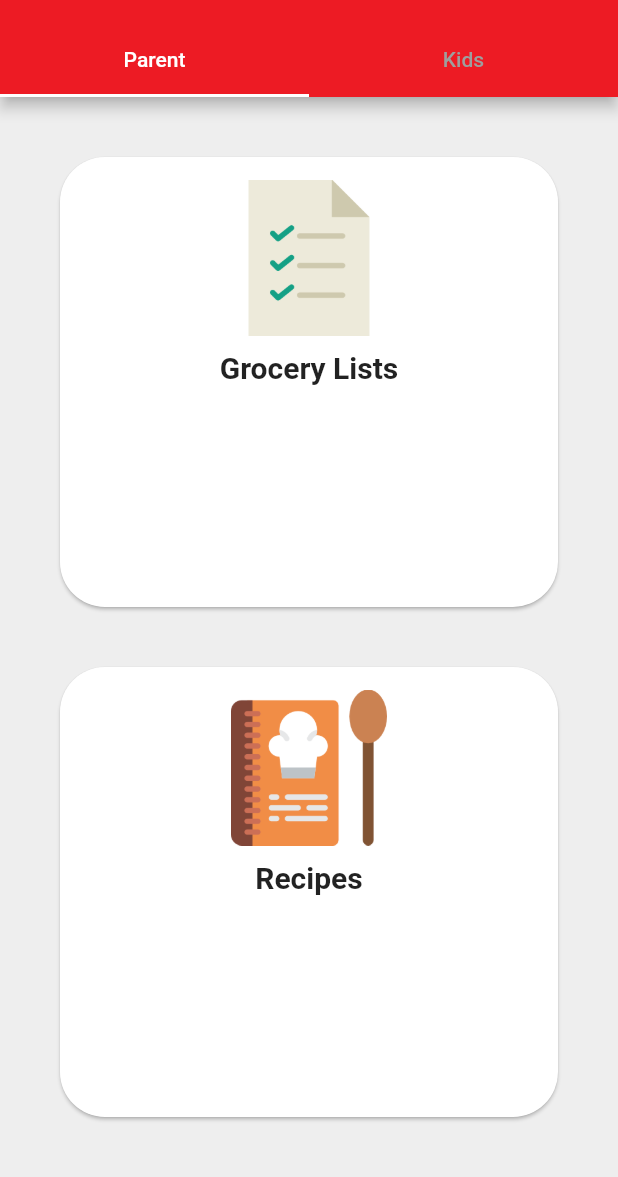
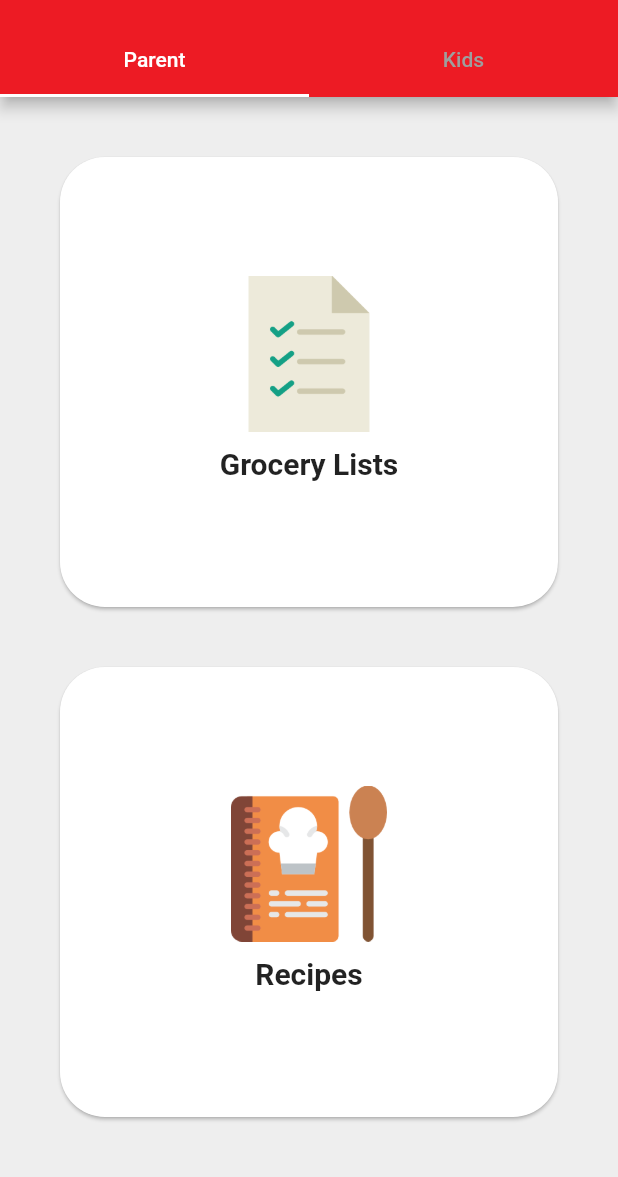
Before and after one commit to sith0008/Jolley, a Flutter app: the Home screen opened directly, on a phone screen of 412 x 824 dp, the part 59-1236 px from its top. Run offline on Flutter 3.47's test engine with Material 2 defaults, Android fonts, the phone set to English and light mode, and no system bars; our stand-ins replace cloud_firestore, firebase_auth, shared_preferences; missing offline and left inert: barcode_scan; accounts and stored records are empty; Roboto replaces fonts that are missing (Garamond).

Commit message:
UI changes
Changed cross axis alignment to main axis alignment.

Changed flex value

```diff
--- a/lib/pages/add_food.dart
+++ b/lib/pages/add_food.dart
@@ -175,7 +175,7 @@ class AddFood extends StatelessWidget {
                                             ])));
                                   });
                           }),
-                      flex: 5)
+                      flex: 6)
                 ])));
   }
 }
--- a/lib/pages/parent_view.dart
+++ b/lib/pages/parent_view.dart
@@ -17,8 +17,7 @@ class ParentView extends StatelessWidget {
                             Navigator.push(
                                 context,
                                 MaterialPageRoute(
-                                    builder: (context) =>
-                                        list.List()));
+                                    builder: (context) => list.List()));
                           },
                           child: Card(
                               color: Colors.white,
@@ -30,8 +29,8 @@ class ParentView extends StatelessWidget {
                                   padding:
                                       EdgeInsets.fromLTRB(0.0, 15.0, 0.0, 10.0),
                                   child: new Column(
-                                      crossAxisAlignment:
-                                          CrossAxisAlignment.stretch,
+                                      mainAxisAlignment:
+                                          MainAxisAlignment.center,
                                       children: <Widget>[
                                         new Center(
                                           child: CircleAvatar(
@@ -73,8 +72,8 @@ class ParentView extends StatelessWidget {
                                   padding:
                                       EdgeInsets.fromLTRB(0.0, 15.0, 0.0, 10.0),
                                   child: Column(
-                                      crossAxisAlignment:
-                                          CrossAxisAlignment.stretch,
+                                      mainAxisAlignment:
+                                          MainAxisAlignment.center,
                                       children: <Widget>[
                                         new Center(
                                           child: CircleAvatar(
```
